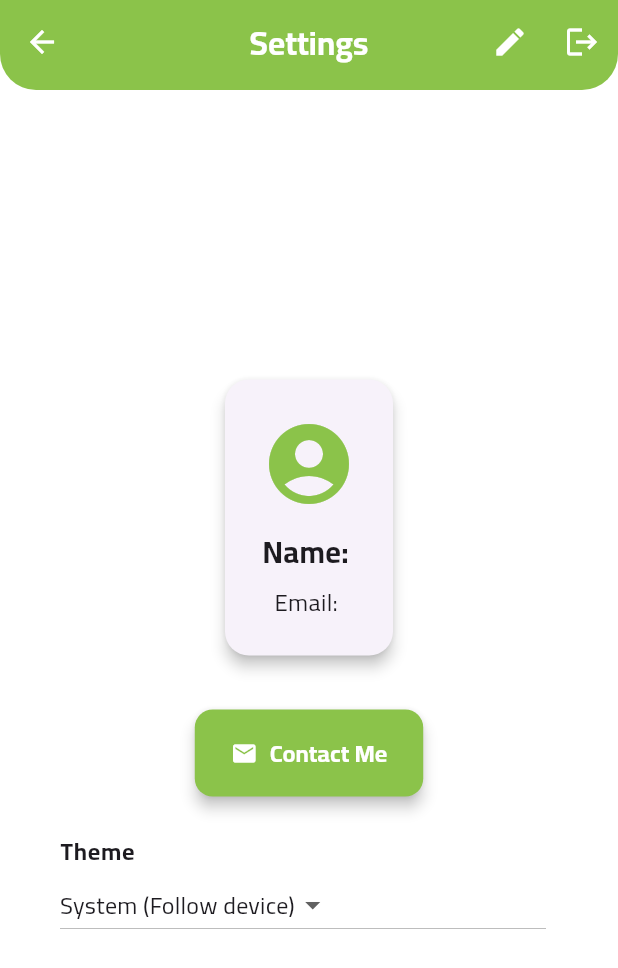
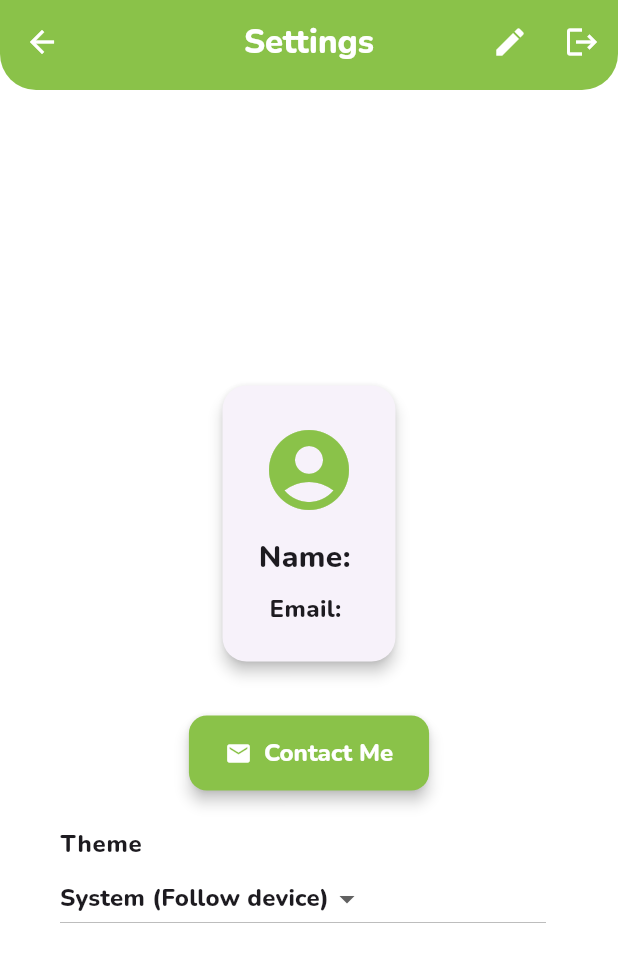
Before and after one commit to MrHasak99/DawaTime, a Flutter app: the screen it shows once a user with an empty profile is signed in, after a tap on the "settings" icon, on a phone screen of 412 x 824 dp. Shown: the top 968 px of the screen. Run offline on Flutter 3.47's test engine with Material 3 defaults, Android fonts, the phone set to English and light mode, and no system bars; our stand-ins replace cloud_firestore, firebase_auth, firebase_core, flutter_local_notifications, flutter_timezone, permission_handler and 2 more; missing offline and left inert: android_intent_plus, background_fetch; accounts and stored records are empty; network calls fail.

Commit message:
feat: Update app icons, fonts, and color scheme across the application

```diff
--- a/lib/login_page.dart
+++ b/lib/login_page.dart
@@ -31,7 +31,7 @@ class _LoginPageState extends State<LoginPage> {
                 fontWeight: FontWeight.bold,
               ),
             ),
-            backgroundColor: Colors.lightGreen,
+            backgroundColor: Color(0xFF8AC249),
           ),
         );
       });
@@ -41,7 +41,7 @@ class _LoginPageState extends State<LoginPage> {
         preferredSize: const Size.fromHeight(60),
         child: Container(
           decoration: const BoxDecoration(
-            color: Colors.lightGreen,
+            color: Color(0xFF8AC249),
             borderRadius: BorderRadius.vertical(bottom: Radius.circular(24)),
           ),
           child: AppBar(
@@ -69,7 +69,7 @@ class _LoginPageState extends State<LoginPage> {
                   const SizedBox(height: 24),
                   TextField(
                     controller: emailController,
-                    cursorColor: Colors.lightGreen,
+                    cursorColor: Color(0xFF8AC249),
                     keyboardType: TextInputType.emailAddress,
                     style: TextStyle(
                       color: Colors.black,
@@ -78,20 +78,20 @@ class _LoginPageState extends State<LoginPage> {
                     decoration: const InputDecoration(
                       labelText: "Email",
                       labelStyle: TextStyle(
-                        color: Colors.lightGreen,
+                        color: Color(0xFF8AC249),
                         fontWeight: FontWeight.bold,
                       ),
                       focusedBorder: UnderlineInputBorder(
-                        borderSide: BorderSide(color: Colors.lightGreen),
+                        borderSide: BorderSide(color: Color(0xFF8AC249)),
                       ),
                       enabledBorder: UnderlineInputBorder(
-                        borderSide: BorderSide(color: Colors.lightGreen),
+                        borderSide: BorderSide(color: Color(0xFF8AC249)),
                       ),
                     ),
                   ),
                   TextField(
                     controller: passwordController,
-                    cursorColor: Colors.lightGreen,
+                    cursorColor: Color(0xFF8AC249),
                     keyboardType: TextInputType.visiblePassword,
                     obscureText: _obscurePassword,
                     style: TextStyle(
@@ -101,13 +101,13 @@ class _LoginPageState extends State<LoginPage> {
                     decoration: InputDecoration(
                       labelText: "Password",
                       focusedBorder: const UnderlineInputBorder(
-                        borderSide: BorderSide(color: Colors.lightGreen),
+                        borderSide: BorderSide(color: Color(0xFF8AC249)),
                       ),
                       enabledBorder: const UnderlineInputBorder(
-                        borderSide: BorderSide(color: Colors.lightGreen),
+                        borderSide: BorderSide(color: Color(0xFF8AC249)),
                       ),
                       labelStyle: const TextStyle(
-                        color: Colors.lightGreen,
+                        color: Color(0xFF8AC249),
                         fontWeight: FontWeight.bold,
                       ),
                       suffixIcon: IconButton(
@@ -115,7 +115,7 @@ class _LoginPageState extends State<LoginPage> {
                           _obscurePassword
                               ? Icons.visibility_off
                               : Icons.visibility,
-                          color: Colors.lightGreen,
+                          color: Color(0xFF8AC249),
                         ),
                         onPressed: () {
                           setState(() {
@@ -128,11 +128,11 @@ class _LoginPageState extends State<LoginPage> {
                   const SizedBox(height: 24),
                   isLoading
                       ? const CircularProgressIndicator(
-                        color: Colors.lightGreen,
+                        color: Color(0xFF8AC249),
                       )
                       : ElevatedButton(
                         style: ElevatedButton.styleFrom(
-                          backgroundColor: Colors.lightGreen,
+                          backgroundColor: Color(0xFF8AC249),
                         ),
                         onPressed: () async {
                           setState(() => isLoading = true);
@@ -155,7 +155,7 @@ class _LoginPageState extends State<LoginPage> {
                                         fontWeight: FontWeight.bold,
                                       ),
                                     ),
-                                    backgroundColor: Colors.lightGreen,
+                                    backgroundColor: Color(0xFF8AC249),
                                   ),
                                 );
                               }
@@ -205,7 +205,7 @@ class _LoginPageState extends State<LoginPage> {
                     child: const Text(
                       "Don't have an account? Sign Up",
                       style: TextStyle(
-                        color: Colors.lightGreen,
+                        color: Color(0xFF8AC249),
                         fontWeight: FontWeight.bold,
                       ),
                     ),
@@ -217,7 +217,7 @@ class _LoginPageState extends State<LoginPage> {
                         context: context,
                         builder:
                             (context) => AlertDialog(
-                              backgroundColor: Colors.lightGreen,
+                              backgroundColor: Color(0xFF8AC249),
                               title: const Text(
                                 'Reset Password',
                                 style: TextStyle(
@@ -266,7 +266,7 @@ class _LoginPageState extends State<LoginPage> {
                                   child: const Text(
                                     'Send',
                                     style: TextStyle(
-                                      color: Colors.lightGreen,
+                                      color: Color(0xFF8AC249),
                                       fontWeight: FontWeight.bold,
                                     ),
                                   ),
@@ -298,7 +298,7 @@ class _LoginPageState extends State<LoginPage> {
                     child: const Text(
                       "Forgot Password?",
                       style: TextStyle(
-                        color: Colors.lightGreen,
+                        color: Color(0xFF8AC249),
                         fontWeight: FontWeight.bold,
                       ),
                     ),
--- a/lib/main.dart
+++ b/lib/main.dart
@@ -119,16 +119,16 @@ class MainApp extends StatelessWidget {
           home: AuthGate(),
           navigatorKey: navigatorKey,
           theme: ThemeData(
+            fontFamily: 'Nunito',
             brightness: Brightness.light,
-            fontFamily: 'Cairo',
             primarySwatch: Colors.green,
             scaffoldBackgroundColor: Colors.white,
             appBarTheme: const AppBarTheme(
-              backgroundColor: Colors.lightGreen,
+              backgroundColor: Color(0xFF8AC249),
               foregroundColor: Colors.white,
               elevation: 0,
               titleTextStyle: TextStyle(
-                fontFamily: 'Cairo',
+                fontFamily: 'Nunito',
                 color: Colors.white,
                 fontWeight: FontWeight.bold,
                 fontSize: 22,
@@ -136,10 +136,10 @@ class MainApp extends StatelessWidget {
             ),
             elevatedButtonTheme: ElevatedButtonThemeData(
               style: ElevatedButton.styleFrom(
-                backgroundColor: Colors.lightGreen,
+                backgroundColor: Color(0xFF8AC249),
                 foregroundColor: Colors.white,
                 textStyle: const TextStyle(
-                  fontFamily: 'Cairo',
+                  fontFamily: 'Nunito',
                   fontWeight: FontWeight.bold,
                   fontSize: 16,
                 ),
@@ -155,26 +155,26 @@ class MainApp extends StatelessWidget {
             inputDecorationTheme: const InputDecorationTheme(
               border: UnderlineInputBorder(),
               focusedBorder: UnderlineInputBorder(
-                borderSide: BorderSide(color: Colors.lightGreen),
+                borderSide: BorderSide(color: Color(0xFF8AC249)),
               ),
               labelStyle: TextStyle(
-                color: Colors.lightGreen,
+                color: Color(0xFF8AC249),
                 fontWeight: FontWeight.bold,
-                fontFamily: 'Cairo',
+                fontFamily: 'Inter',
               ),
             ),
             snackBarTheme: const SnackBarThemeData(
-              backgroundColor: Colors.lightGreen,
+              backgroundColor: Color(0xFF8AC249),
               contentTextStyle: TextStyle(
                 color: Colors.white,
                 fontWeight: FontWeight.bold,
-                fontFamily: 'Cairo',
+                fontFamily: 'Inter',
               ),
             ),
           ),
           darkTheme: ThemeData(
+            fontFamily: 'Nunito',
             brightness: Brightness.dark,
-            fontFamily: 'Cairo',
             primarySwatch: Colors.green,
             scaffoldBackgroundColor: Colors.black,
             appBarTheme: const AppBarTheme(
@@ -182,7 +182,7 @@ class MainApp extends StatelessWidget {
               foregroundColor: Colors.white,
               elevation: 0,
               titleTextStyle: TextStyle(
-                fontFamily: 'Cairo',
+                fontFamily: 'Nunito',
                 color: Colors.white,
                 fontWeight: FontWeight.bold,
                 fontSize: 22,
@@ -207,7 +207,7 @@ class AuthGate extends StatelessWidget {
         if (snapshot.connectionState == ConnectionState.waiting) {
           return const Scaffold(
             body: Center(
-              child: CircularProgressIndicator(color: Colors.lightGreen),
+              child: CircularProgressIndicator(color: Color(0xFF8AC249)),
             ),
           );
         }
```
Also changed, not shown: lib/add_medications.dart (+25 -22 lines), lib/home_page.dart (+39 -34 lines), lib/settings.dart (+36 -29 lines), lib/signup_page.dart (+23 -23 lines), pubspec.yaml (+8 -4 lines), assets/DawaTime.png (added), assets/app_icon.png (deleted), assets/fonts/Cairo-Bold.ttf (deleted), assets/fonts/Cairo-Regular.ttf (deleted), assets/fonts/Inter_18pt-Regular.ttf (added), assets/fonts/NotoKufiArabic-Regular.ttf (added), assets/fonts/Nunito-ExtraBold.ttf (added), public/DawaTime.png (added), public/Inter_18pt-Regular.ttf (added), 1 more files, 6 other files.
